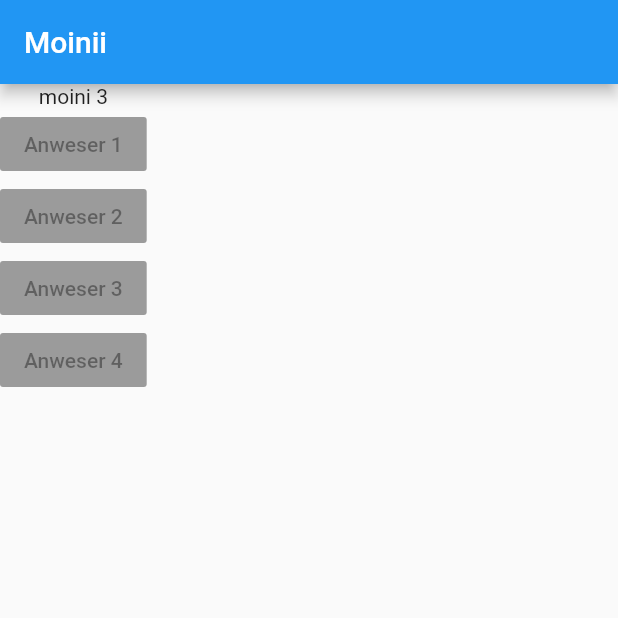
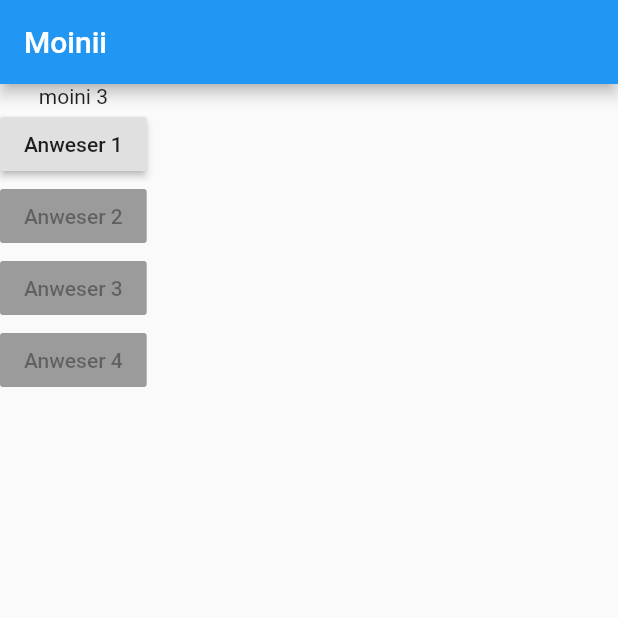
Before and after one commit to YannickAn/ich_hasse_mein_leben, a Flutter app: the screen it shows after launch, on a phone screen of 412 x 824 dp, the top half of it. Run offline on Flutter 3.47's test engine with Material 2 defaults, Android fonts, the phone set to English and light mode, and no system bars.

Commit message:
Neuste version

```diff
--- a/lib/main.dart
+++ b/lib/main.dart
@@ -4,6 +4,10 @@ import 'package:flutter/material.dart';
 void main() => runApp(MyApp());
 
 class MyApp extends StatelessWidget {
+  void answerQustion() {
+    print("Moini, hast du super gemacht!");
+  }
+
   @override
   Widget build(BuildContext context) {
     var questions = ["Who are you?", "Who am I?"];
@@ -17,7 +21,10 @@ class MyApp extends StatelessWidget {
         body: Column(
           children: [
             Text("moini 3"),
-            RaisedButton(child: Text("Anweser 1"), onPressed: null),
+            RaisedButton(
+              child: Text("Anweser 1"),
+              onPressed: answerQustion,
+            ),
             RaisedButton(child: Text("Anweser 2"), onPressed: null),
             RaisedButton(child: Text("Anweser 3"), onPressed: null),
             RaisedButton(child: Text("Anweser 4"), onPressed: null),
```
